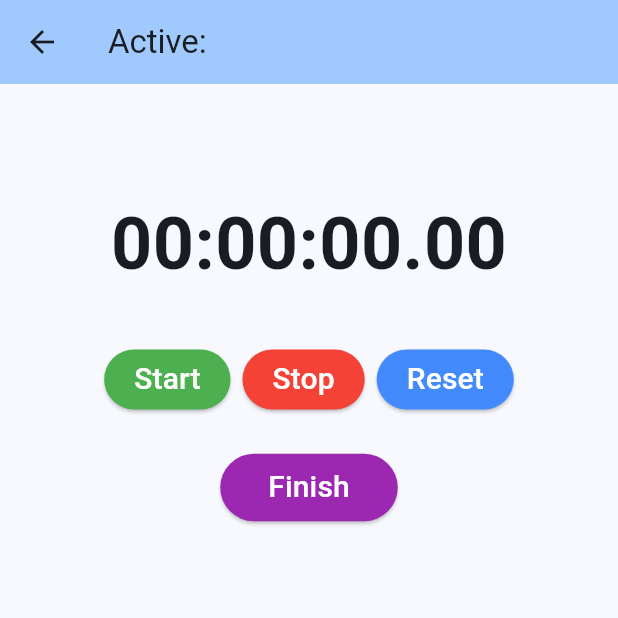
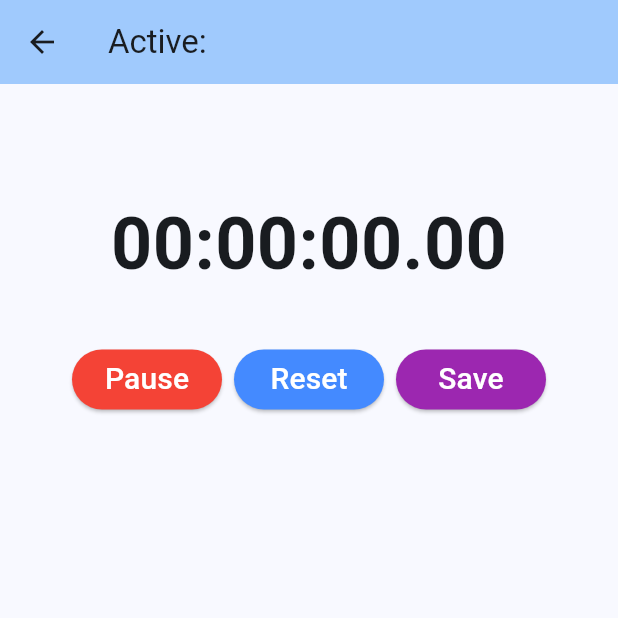
Before and after one commit to isilanes/lanak, a Flutter app: the LanaRunView screen opened directly with empty values, after a tap on "Start", on a phone screen of 412 x 824 dp, the top half of it. Run offline on Flutter 3.47's test engine with Material 2 defaults, Android fonts, the phone set to English and light mode, and no system bars; our stand-ins replace sqflite, stop_watch_timer; accounts and stored records are empty; Roboto replaces fonts that are missing (Helvetica).

Commit message:
Revamp detail view + minor things

```diff
--- a/lib/db.dart
+++ b/lib/db.dart
@@ -100,12 +100,14 @@ Future<List<Map<String, dynamic>>> getTasks() async {
   return maps;
 }
 
-Future<List<Map<String, dynamic>>> getSessionsOf(lanaId) async {
+Future<List<Map<String, dynamic>>> getSessionsOf(int lanaId, [int limit = 10]) async {
   final db = await startDatabase();
   final List<Map<String, dynamic>> sessions = await db.query(
       "sessions",
       where: "task_id=?",
       whereArgs: [lanaId],
+      limit: limit,
+      orderBy: "timestamp DESC",
   );
 
   return sessions;
--- a/lib/views/lana_run.dart
+++ b/lib/views/lana_run.dart
@@ -2,7 +2,6 @@ import 'package:flutter/material.dart';
 import 'package:stop_watch_timer/stop_watch_timer.dart';
 
 import '../db.dart';
-import 'main.dart';
 
 
 class LanaRunView extends StatefulWidget {
@@ -23,6 +22,9 @@ class _LanaRunViewState extends State<LanaRunView> {
   final styleButtonText = const TextStyle(fontSize: 20, color: Colors.white);
   final StopWatchTimer _stopWatchTimer = StopWatchTimer();
   int elapsedMilliseconds = 0;
+  String _currentPauseButtonText = "Start";
+  bool _isTimerRunning = false;
+  Color _currentPauseButtonColor = Colors.green;
 
   @override
   void dispose() async {
@@ -78,39 +80,31 @@ class _LanaRunViewState extends State<LanaRunView> {
               padding: const EdgeInsets.symmetric(horizontal: 4),
               child: ElevatedButton(
                 style: ElevatedButton.styleFrom(
-                  backgroundColor: Colors.green,
+                  backgroundColor: _currentPauseButtonColor,
                   padding: const EdgeInsets.all(4),
                   shape: const StadiumBorder(),
+                  minimumSize: const Size(100, 40),
                 ),
-                onPressed: () {
-                  // CountUpTimerPage.navigatorPush(context);
+                onPressed: () async {
+                  setState(() {
+                    if (_isTimerRunning) {
+                        _stopWatchTimer.onStopTimer();
+                        elapsedMilliseconds = _stopWatchTimer.rawTime.value;
+                        _isTimerRunning = false;
+                        _currentPauseButtonText = "Start";
+                        _currentPauseButtonColor = Colors.green;
+                    } else {
                         _stopWatchTimer.onStartTimer();
+                        _isTimerRunning = true;
+                        _currentPauseButtonText = "Pause";
+                        _currentPauseButtonColor = Colors.red;
+                    }
+                  });
                 },
                 child: Padding(
                   padding: const EdgeInsets.symmetric(horizontal: 16),
                   child: Text(
-                    'Start',
-                    style: styleButtonText,
-                  ),
-                ),
-              ),
-            ),
-            Padding(
-              padding: const EdgeInsets.symmetric(horizontal: 4),
-              child: ElevatedButton(
-                style: ElevatedButton.styleFrom(
-                  backgroundColor: Colors.red,
-                  padding: const EdgeInsets.all(4),
-                  shape: const StadiumBorder(),
-                ),
-                onPressed: () async {
-                  _stopWatchTimer.onStopTimer();
-                  elapsedMilliseconds = _stopWatchTimer.rawTime.value;
-                },
-                child: Padding(
-                  padding: const EdgeInsets.symmetric(horizontal: 16),
-                  child: Text(
-                    'Stop',
+                    _currentPauseButtonText,
                     style: styleButtonText,
                   ),
                 ),
@@ -123,6 +117,7 @@ class _LanaRunViewState extends State<LanaRunView> {
                   backgroundColor: Colors.blueAccent,
                   padding: const EdgeInsets.all(4),
                   shape: const StadiumBorder(),
+                  minimumSize: const Size(100, 40),
                 ),
                 onPressed: () {
                   _stopWatchTimer.onStopTimer();
@@ -137,15 +132,14 @@ class _LanaRunViewState extends State<LanaRunView> {
                 ),
               ),
             ),
-          ],
-        ),
             Padding(
-          padding: const EdgeInsets.symmetric(vertical: 24, horizontal: 4),
+              padding: const EdgeInsets.symmetric(horizontal: 4),
               child: ElevatedButton(
                 style: ElevatedButton.styleFrom(
                   backgroundColor: Colors.purple,
-              padding: const EdgeInsets.all(8),
+                  padding: const EdgeInsets.all(4),
                   shape: const StadiumBorder(),
+                  minimumSize: const Size(100, 40),
                 ),
                 onPressed: () {
                   saveSession(
@@ -157,15 +151,17 @@ class _LanaRunViewState extends State<LanaRunView> {
                   Navigator.pop(context);
                 },
                 child: Padding(
-              padding: const EdgeInsets.symmetric(horizontal: 24),
+                  padding: const EdgeInsets.symmetric(horizontal: 16),
                   child: Text(
-                'Finish',
+                    'Save',
                     style: styleButtonText,
                   ),
                 ),
               ),
             ),
           ],
+        ),
+      ],
     );
   }
 }
--- a/lib/views/main.dart
+++ b/lib/views/main.dart
@@ -69,11 +69,10 @@ class _MainViewState extends State<MainView> {
             "|",
             style: styleTaskListText,
           ),
-          // const VerticalDivider(width: 10.0),
           SizedBox(
               width: screen.width * 0.20,
               child: Text(
-                task['lag'].toStringAsFixed(1),
+                lag.toStringAsFixed(1),
                 style: styleTaskListText,
                 textAlign: TextAlign.right,
                 overflow: TextOverflow.ellipsis,
@@ -123,7 +122,7 @@ class _MainViewState extends State<MainView> {
       floatingActionButton: FloatingActionButton(
         onPressed: _goToLanaAdd,
         tooltip: 'Add task',
-        child: const Icon(Icons.ac_unit),
+        child: const Icon(Icons.add),
       ),
     );
   }
```
Also changed, not shown: lib/views/lana_detail.dart (+57 -6 lines), lib/views/lana_edit.dart (+10 -10 lines). Lines whose indentation alone changed are shown as unchanged.
